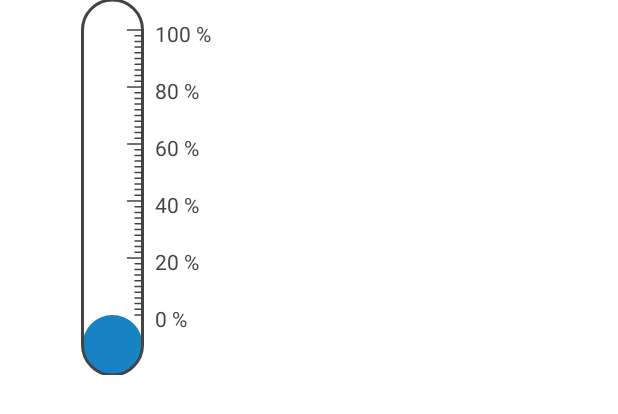
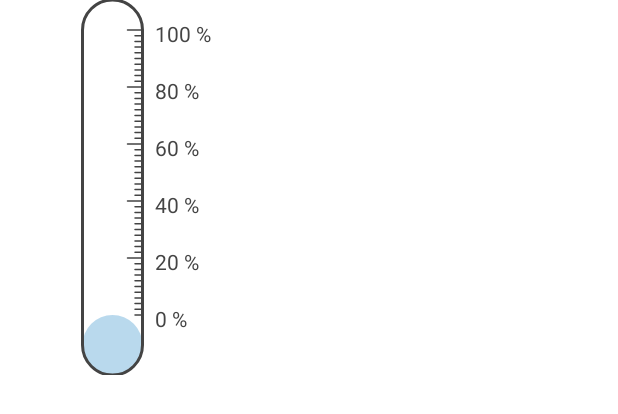
Before and after one commit to Ramink78/Thermometer, an Android app built with Jetpack Compose: the @Preview function HumidityStatPreview, on a phone screen of 412 x 824 dp. Shown: the top 414 px of the screen. Run offline under Robolectric (Android 15) with nearby library versions, the phone set to English and light mode, and no system bars.

Commit message:
animate humidity fill alpha by given humidity

```diff
--- a/app/src/main/java/rk/thermometer/ui/component/HumidityMeter.kt
+++ b/app/src/main/java/rk/thermometer/ui/component/HumidityMeter.kt
@@ -2,6 +2,7 @@ package rk.thermometer.ui.component
 
 import androidx.compose.animation.core.Animatable
 import androidx.compose.animation.core.EaseInCubic
+import androidx.compose.animation.core.animateFloatAsState
 import androidx.compose.animation.core.tween
 import androidx.compose.foundation.Canvas
 import androidx.compose.foundation.layout.Column
@@ -31,7 +32,6 @@ import androidx.compose.ui.text.rememberTextMeasurer
 import androidx.compose.ui.tooling.preview.Preview
 import androidx.compose.ui.unit.dp
 import rk.thermometer.ui.theme.ThermometerTheme
-import kotlin.math.roundToInt
 
 @Composable
 fun HumidityMeter(
@@ -48,6 +48,18 @@ fun HumidityMeter(
     val animatedTemperature = remember {
         Animatable(oldHumidity)
     }
+    val alpha by animateFloatAsState(
+        targetValue = when (humidity) {
+            in 90f..100f -> 1f
+            in 80f..90f -> .9f
+            in 70f..80f -> .8f
+            in 60f..70f -> .7f
+            in 50f..60f -> .6f
+            in 40f..50f -> .5f
+            in 30f..40f -> .4f
+            else -> .3f
+        }, label = "alphaAnimation"
+    )
     val humState = animatedTemperature.asState()
     LaunchedEffect(humidity) {
         animatedTemperature.animateTo(
@@ -72,7 +84,8 @@ fun HumidityMeter(
             drawHumidityOutline(
                 textMeasurer = textMeasurer,
                 humidity = humState.value,
-                outlineColor=outlineColor
+                outlineColor=outlineColor,
+                fillColor = Color(0xff1982c4).copy(alpha=alpha)
             )
 
         }
@@ -83,7 +96,8 @@ fun HumidityMeter(
 private fun DrawScope.drawHumidityOutline(
     textMeasurer: TextMeasurer,
     humidity: Float = 0f,
-    outlineColor: Color= Color.DarkGray
+    outlineColor: Color= Color.DarkGray,
+    fillColor: Color
 ) {
     val barHeight = size.height
     val division = 2
@@ -102,7 +116,8 @@ private fun DrawScope.drawHumidityOutline(
         humidity = humidity,
         barWidth = barWidth,
         topLeft = rulerRect.bottomLeft + Offset(0f, barWidth),
-        rulerRect = rulerRect
+        rulerRect = rulerRect,
+        color = fillColor
     )
     drawRoundRect(
         topLeft = topLeft,
@@ -143,7 +158,8 @@ private fun DrawScope.drawHumidityFill(
     barWidth: Float,
     topLeft: Offset,
     rulerRect: Rect,
-    barDivision: Int = 2
+    barDivision: Int = 2,
+    color:Color
 ) {
     val unitCount = 100 / barDivision
     val unitHeight = rulerRect.height / unitCount
@@ -154,7 +170,7 @@ private fun DrawScope.drawHumidityFill(
             else -> -(unitHeight) * (humidity / barDivision)-barWidth
         }
     drawRoundRect(
-        color = Color(0xff1982c4),
+        color = color,
         topLeft = topLeft,
         size = Size(
             width = barWidth,
```
